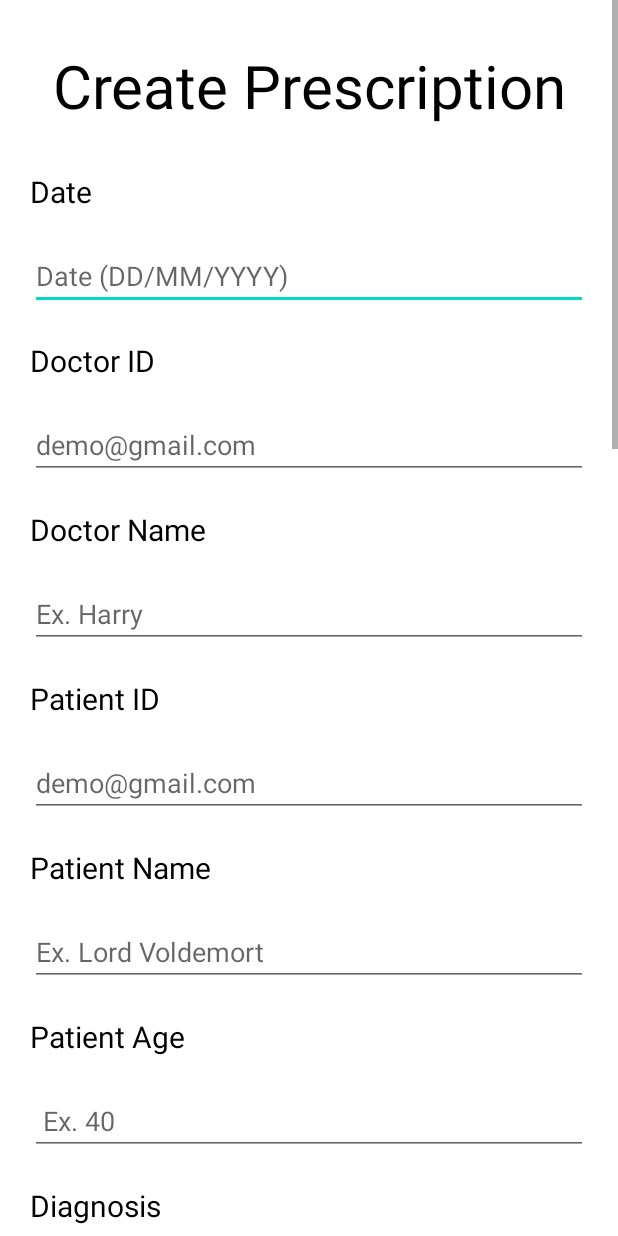
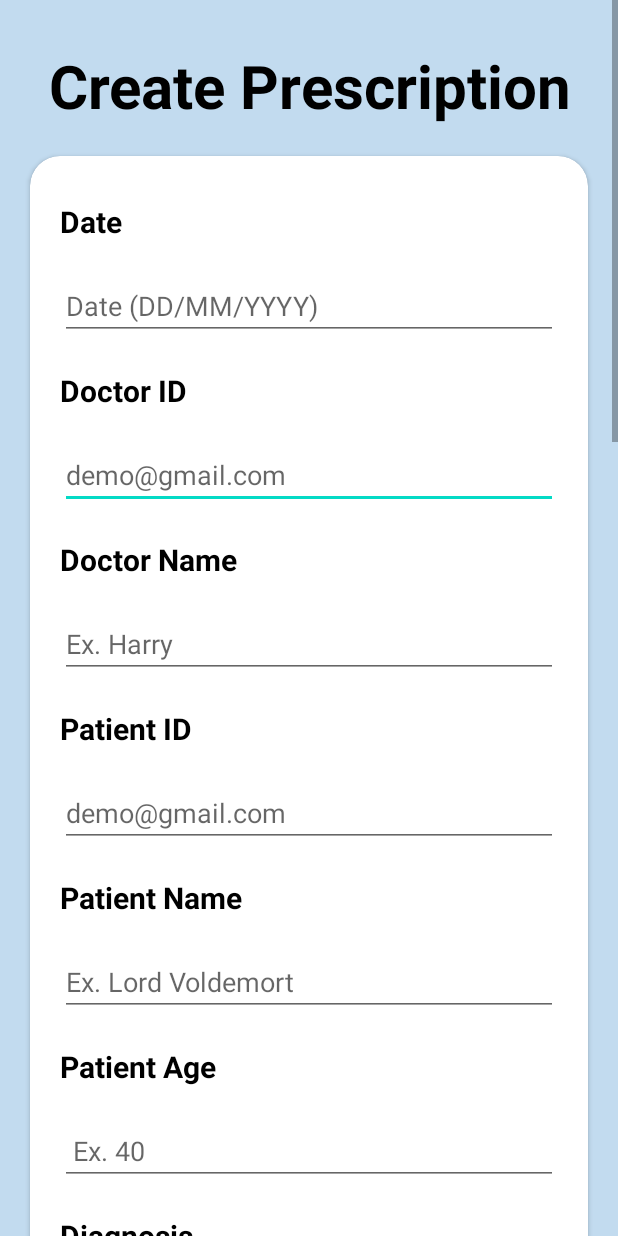
Before and after one commit to Media-Assist/MediAssist, an Android app: the Create_Prescription screen opened directly, with no data from a screen before it, on a phone screen of 412 x 824 dp. Run offline under Robolectric (Android 15) with nearby library versions, the phone set to English and light mode, and no system bars; our stand-ins replace Firebase (no records; nobody signed in at launch, a user with empty details on screens opened directly).

Commit message:
Initial commit Harsh work1, April 13

```diff
--- a/app/src/main/java/com/example/mediassist/Doctor_basic_Info.java
+++ b/app/src/main/java/com/example/mediassist/Doctor_basic_Info.java
@@ -93,7 +93,9 @@ FirebaseFirestore db=FirebaseFirestore.getInstance();
                         send.putExtra("D_DoctorID",BI_CP_DID.getText().toString());
                         send.putExtra("D_Date",BI_CP_Date.getText().toString());
                         send.putExtra("P_PatientID",BI_CP_PID.getText().toString());
+                        //send.setFlags(Intent.FLAG_ACTIVITY_NEW_TASK | Intent.FLAG_ACTIVITY_CLEAR_TASK |Intent.FLAG_ACTIVITY_CLEAR_TOP);
                         startActivity(send);
+                        finish();
                     }
                 }else {
                     Toast.makeText(getApplicationContext(),"wrong ID", Toast.LENGTH_SHORT).show();
--- a/app/src/main/java/com/example/mediassist/Doctor_menu.java
+++ b/app/src/main/java/com/example/mediassist/Doctor_menu.java
@@ -20,7 +20,9 @@ public class Doctor_menu extends AppCompatActivity {
     public void CreatePrescription(View view) {
         Intent send = new Intent(Doctor_menu.this, Doctor_basic_Info.class);
         send.putExtra("DoctorID",D_UserEmail_VC);
+        //send.setFlags(Intent.FLAG_ACTIVITY_NEW_TASK | Intent.FLAG_ACTIVITY_CLEAR_TASK |Intent.FLAG_ACTIVITY_CLEAR_TOP);
         startActivity(send);
+        finish();
     }
 
     public void CreateInvoice(View view) {
--- a/app/src/main/res/layout/activity_create_prescription.xml
+++ b/app/src/main/res/layout/activity_create_prescription.xml
@@ -5,7 +5,8 @@
     android:layout_width="match_parent"
     android:layout_height="match_parent"
     tools:context=".Create_Prescription"
-    android:orientation="vertical">
+    android:orientation="vertical"
+    android:background="@color/cardviewBG">
 
     <LinearLayout
         android:layout_width="match_parent"
@@ -20,8 +21,20 @@
             android:textSize="40dp"
             android:gravity="center_horizontal"
             android:layout_marginTop="30dp"
+            android:textStyle="bold"
             android:textColor="@color/black"
             ></TextView>
+
+        <androidx.cardview.widget.CardView
+            android:layout_width="match_parent"
+            android:layout_height="wrap_content"
+            android:layout_margin="20dp"
+            app:cardCornerRadius="20dp"
+            android:layout_marginBottom="40dp">
+        <LinearLayout
+            android:layout_width="match_parent"
+            android:layout_height="wrap_content"
+            android:orientation="vertical">
         <LinearLayout
             android:layout_width="match_parent"
             android:layout_height="wrap_content"
@@ -31,6 +44,7 @@
                 android:layout_width="match_parent"
                 android:layout_height="wrap_content"
                 android:text="Date"
+                android:textStyle="bold"
                 android:textSize="20dp"
                 android:textColor="@color/black"
                 android:paddingLeft="20dp"></TextView>
@@ -39,7 +53,8 @@
                 android:layout_margin="20dp"
                 android:layout_width="match_parent"
                 android:layout_height="wrap_content"
-                android:inputType="number"
+                android:inputType="date"
+                android:focusable="false"
                 android:hint="Date (DD/MM/YYYY)"
                 />
         </LinearLayout>
@@ -52,6 +67,7 @@
                 android:layout_width="match_parent"
                 android:layout_height="wrap_content"
                 android:text="Doctor ID"
+                android:textStyle="bold"
                 android:textSize="20dp"
                 android:textColor="@color/black"
                 android:paddingLeft="20dp"></TextView>
@@ -72,6 +88,7 @@
                 android:layout_width="match_parent"
                 android:layout_height="wrap_content"
                 android:text="Doctor Name"
+                android:textStyle="bold"
                 android:textSize="20dp"
                 android:textColor="@color/black"
                 android:paddingLeft="20dp"></TextView>
@@ -92,6 +109,7 @@
                 android:layout_width="match_parent"
                 android:layout_height="wrap_content"
                 android:text="Patient ID"
+                android:textStyle="bold"
                 android:textSize="20dp"
                 android:textColor="@color/black"
                 android:paddingLeft="20dp"></TextView>
@@ -113,6 +131,7 @@
                 android:layout_height="wrap_content"
                 android:text="Patient Name"
                 android:textSize="20dp"
+                android:textStyle="bold"
                 android:textColor="@color/black"
                 android:paddingLeft="20dp"></TextView>
             <EditText
@@ -133,6 +152,7 @@
                 android:layout_height="wrap_content"
                 android:text="Patient Age"
                 android:textSize="20dp"
+                android:textStyle="bold"
                 android:textColor="@color/black"
                 android:paddingLeft="20dp"></TextView>
             <EditText
@@ -141,6 +161,7 @@
                 android:layout_width="match_parent"
                 android:layout_height="wrap_content"
                 android:hint=" Ex. 40"
+                android:maxLength="2"
                 android:inputType="number"
                 />
         </LinearLayout>
@@ -156,6 +177,7 @@
                 android:layout_height="wrap_content"
                 android:text="Diagnosis"
                 android:textSize="20dp"
+                android:textStyle="bold"
                 android:textColor="@color/black"
                 android:paddingLeft="20dp"></TextView>
             <EditText
@@ -178,6 +200,7 @@
                 android:layout_height="wrap_content"
                 android:text="Symptoms"
                 android:textSize="20dp"
+                android:textStyle="bold"
                 android:textColor="@color/black"
                 android:paddingLeft="20dp"></TextView>
             <TextView
@@ -195,6 +218,7 @@
                 android:layout_width="match_parent"
                 android:layout_height="wrap_content"
                 android:text="Medicinces"
+                android:textStyle="bold"
                 android:textSize="20dp"
                 android:textColor="@color/black"
                 android:paddingLeft="20dp"></TextView>
@@ -206,6 +230,7 @@
                 android:entries="@array/Medicine"
                 android:layout_gravity="center"
                 android:layout_marginLeft="20dp"
+                android:background="@drawable/border"
                 android:layout_marginTop="20dp"/>
 
             <EditText
@@ -246,6 +271,7 @@
                 android:layout_width="match_parent"
                 android:layout_height="wrap_content"
                 android:text="Time"
+                android:textStyle="bold"
                 android:textColor="@color/black"
                 android:textSize="20dp"
                 android:layout_marginLeft="20dp"
@@ -255,6 +281,7 @@
                 android:layout_width="wrap_content"
                 android:layout_height="wrap_content"
                 android:entries="@array/time"
+                android:background="@drawable/border"
                 android:layout_gravity="center"
                 android:layout_marginTop="30dp"/>
 
@@ -263,6 +290,7 @@
                 android:layout_width="match_parent"
                 android:layout_height="wrap_content"
                 android:text="Days"
+                android:textStyle="bold"
                 android:textSize="20dp"
                 android:textColor="@color/black"
                 android:layout_marginLeft="20dp"
@@ -277,13 +305,15 @@
                     android:layout_height="wrap_content"
                     android:layout_margin="20dp"
                     android:inputType="number"
+                    android:maxLength="2"
                     android:hint="Enter Day,Month,Week"></EditText>
                 <Spinner
                     android:id="@+id/CP_Day_Spinner"
                     android:layout_width="wrap_content"
                     android:layout_height="wrap_content"
                     android:entries="@array/DMW"
-                    android:layout_margin="20dp"
+                    android:layout_margin="10dp"
+                    android:background="@drawable/border"
                     android:layout_gravity="center"
                     android:layout_marginTop="30dp"/>
             </LinearLayout>
@@ -297,7 +327,7 @@
                 android:padding="10dp"
                 android:textStyle="bold"
                 android:textColor="@color/white"
-                android:backgroundTint="@color/btncolor"
+                android:background="@drawable/button_background"
                 android:layout_gravity="center"
                 ></Button>
             <TextView
@@ -315,6 +345,7 @@
                 android:layout_width="match_parent"
                 android:layout_height="wrap_content"
                 android:text="Doctor Note"
+                android:textStyle="bold"
                 android:textSize="20dp"
                 android:textColor="@color/black"
                 android:paddingLeft="20dp"></TextView>
@@ -342,12 +373,14 @@
                 android:layout_gravity="center"
                 android:layout_margin="40dp"
                 android:textSize="30dp"
-                android:backgroundTint="@color/btncolor"
+                android:background="@drawable/button_background"
                 android:textColor="@color/white"
                 android:textStyle="bold"
                 ></Button>
         </LinearLayout>
 
+        </LinearLayout>
+        </androidx.cardview.widget.CardView>
     </LinearLayout>
 
 
```
Also changed, not shown: app/src/main/java/com/example/mediassist/Create_Prescription.java (+14 -0 lines), app/src/main/res/layout/activity_doctor_basic_info.xml (+30 -2 lines), app/src/main/res/layout/activity_doctor_login.xml (+28 -9 lines).
